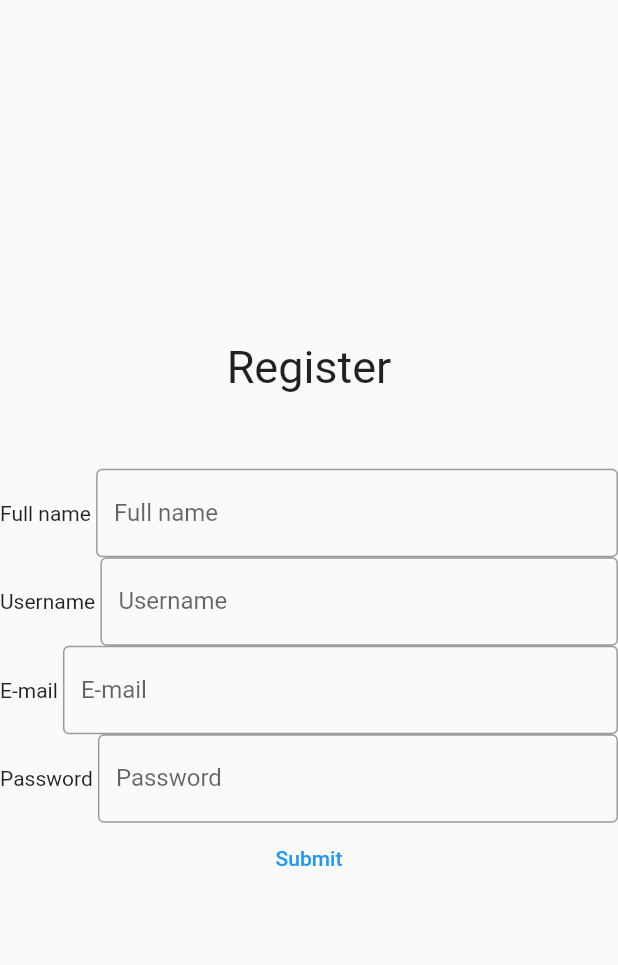
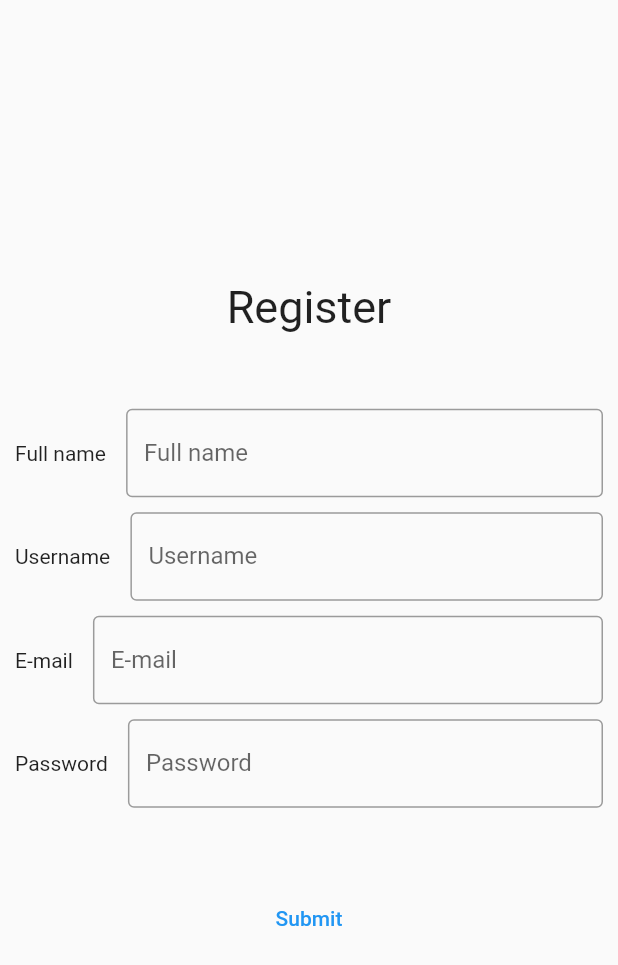
Before and after one commit to zakarias00/Temalabor, a Flutter app: the screen it shows after launch, after a tap on "Register", on a phone screen of 412 x 824 dp. Shown: the top 965 px of the screen. Run offline on Flutter 3.47's test engine with Material 2 defaults, Android fonts, the phone set to English and light mode, and no system bars; our stand-ins replace dio, percent_indicator; missing offline and left inert: dart:ffi; network calls fail.

Commit message:
admin+ sizedboxes

```diff
--- a/GetFit Flutter App/lib/adapter/UserAdapter.dart
+++ b/GetFit Flutter App/lib/adapter/UserAdapter.dart
@@ -29,8 +29,6 @@ void updateUser ( User u, int userId) async{
   final response = await Dio().put('https://getfit-application.azurewebsites.net/UserController/' + userId.toString(), data: json);
 }
 
-
-
 Future<List<User>> getUserByName(String name) async{
   User u;
   var response = await Dio().get('https://getfit-application.azurewebsites.net/UserController/' + 'name=' + name);
--- a/GetFit Flutter App/lib/main.dart
+++ b/GetFit Flutter App/lib/main.dart
@@ -1,5 +1,6 @@
 import 'package:flutter/material.dart';
 import 'package:get_fit/pages/add_activity.dart';
+import 'package:get_fit/pages/admin_screen.dart';
 import 'package:get_fit/pages/homescreen.dart';
 import 'package:get_fit/pages/login_screen.dart';
 import 'package:get_fit/pages/personal_data_screen.dart';
@@ -40,6 +41,7 @@ class ImperativeNavigationApp extends StatelessWidget {
         "/personaldatapage": (context) => const PersonalDataScreen(),
         "/homepage": (context) =>  const HomeScreen(),
         "/addactivity": (context) =>  const AddActivity(),
+        "/adminscreen": (context) => const AdminActivity(),
 
       },
     );
--- a/GetFit Flutter App/lib/pages/add_activity.dart
+++ b/GetFit Flutter App/lib/pages/add_activity.dart
@@ -102,7 +102,7 @@ class AddActivity extends StatelessWidget{
                   Random random = new Random();
                   int randomNumber = random.nextInt(100);
 
-                  Activity newac = Activity(randomNumber,0, user.Id, 0, "", 0,0);
+                  Activity newac = Activity(randomNumber,0, user.Id, 0, "2021", 0,0);
                   sports.forEach((element) {
                     if ( element.Type == selectedsport){
                       newac.SportId = element.Id;
@@ -112,9 +112,9 @@ class AddActivity extends StatelessWidget{
                   newac.Time = double.parse(timecontroller.text);
                   newac.Distance = double.parse(distancecontroller.text);
                   newActiviy(newac);
-                  print(user.Id);
+
                   //TODO activiyk lekerdezese jo legyen
-                  activities = await getActivityByUserId(user.Id);
+                  //activities = await getActivityByUserId(user.Id);
                   Navigator.of(context).pop();
                 },
                 child: const Text("Ok"),
--- a/GetFit Flutter App/lib/pages/homedata_screen.dart
+++ b/GetFit Flutter App/lib/pages/homedata_screen.dart
@@ -121,7 +121,10 @@ class _MyStatefulWidgetState extends State<MyStatefulWidget> {
         ElevatedButton(
          child: const Text("Log out"),
              onPressed: () {
-
+               Navigator.pushNamed(
+                 context,
+                 "/app",
+               );
              },
 
         ),
--- a/GetFit Flutter App/lib/pages/homescreen.dart
+++ b/GetFit Flutter App/lib/pages/homescreen.dart
@@ -4,6 +4,7 @@ import 'package:get_fit/main.dart';
 import 'package:get_fit/pages/history_screen.dart';
 import 'package:get_fit/pages/homedata_screen.dart';
 import 'package:get_fit/pages/leader_board_screen.dart';
+import 'package:get_fit/pages/login_screen.dart';
 import 'package:get_fit/pages/weekly_activities.dart';
 
 class HomeScreen extends StatelessWidget {
--- a/GetFit Flutter App/lib/pages/login_screen.dart
+++ b/GetFit Flutter App/lib/pages/login_screen.dart
@@ -33,9 +33,11 @@ class LoginScreen extends StatelessWidget {
                 const SizedBox(height: 50),
                 Row(
                     children: <Widget>[
+                      SizedBox(width: 10),
                       Text('E-mail ',
                         textAlign: TextAlign.left,
                       ),
+                      SizedBox(width: 10),
                       Flexible(
                         child: TextField(
                           controller: emailcontroller,
@@ -44,14 +46,18 @@ class LoginScreen extends StatelessWidget {
                             labelText: 'E-mail',
                           ),
                         ),
-                      )
+                      ),
+                      SizedBox(width: 10),
                     ]
                 ),
+                SizedBox(height:10),
                 Row(
                     children: <Widget>[
+                      SizedBox(width: 10),
                       Text("Password ",
                         textAlign: TextAlign.left,
                       ),
+                      SizedBox(width: 10),
                       Flexible(
                         child: TextField(
                           obscureText: true,
@@ -62,7 +68,8 @@ class LoginScreen extends StatelessWidget {
 
                           ),
                         ),
-                      )
+                      ),
+                      SizedBox(width: 10),
                     ]
                 ),
                 TextButton(
@@ -76,10 +83,17 @@ class LoginScreen extends StatelessWidget {
                      goals = await getGoalByUserId(user.Id);
 
                       print(user.Username);
-                      Navigator.pushNamed(
-                        context,
-                        "/homepage",
-                      );
+                      if( user.Email =="admin" && user.Password == "admin"){
+                        Navigator.pushNamed(
+                          context,
+                          "/adminscreen",
+                        );
+                      } else{
+                        Navigator.pushNamed(
+                          context,
+                          "/homepage",
+                        );
+                      }
                     }
                     else {
                       ScaffoldMessenger.of(context).showSnackBar(
--- a/GetFit Flutter App/lib/pages/register_screen.dart
+++ b/GetFit Flutter App/lib/pages/register_screen.dart
@@ -29,9 +29,11 @@ class RegisterScreen extends StatelessWidget{
             const SizedBox(height: 50),
             Row(
                 children: <Widget>[
+                  SizedBox(width: 10),
                   Text('Full name ',
                     textAlign: TextAlign.left,
                   ),
+                  SizedBox(width: 10),
                   Flexible(
                     child: TextField(
                       controller: fullnamecontroller,
@@ -40,15 +42,18 @@ class RegisterScreen extends StatelessWidget{
                         labelText: 'Full name',
                       ),
                     ),
-                  )
+                  ),
+                  SizedBox(width: 10),
                 ]
             ),
-
+            const SizedBox(height:  10),
             Row(
                 children:  <Widget>[
+                  SizedBox(width: 10),
                   Text("Username ",
                     textAlign: TextAlign.left,
                   ),
+                  SizedBox(width: 10),
                   Flexible(
                     child: TextField(
                       controller: usernamecontroller,
@@ -57,14 +62,18 @@ class RegisterScreen extends StatelessWidget{
                         labelText: 'Username',
                       ),
                     ),
-                  )
+                  ),
+                  SizedBox(width: 10),
                 ]
             ),
+            const SizedBox(height: 10),
             Row(
                 children:  <Widget>[
+                  SizedBox(width: 10),
                   Text("E-mail ",
                     textAlign: TextAlign.left,
                   ),
+                  SizedBox(width: 10),
                   Flexible(
                     child: TextField(
                       controller: emailcontroller,
@@ -73,14 +82,18 @@ class RegisterScreen extends StatelessWidget{
                         labelText: 'E-mail',
                       ),
                     ),
-                  )
+                  ),
+                  SizedBox(width: 10),
                 ]
             ),
+            const SizedBox(height: 10),
             Row(
                 children: <Widget>[
+                  SizedBox(width: 10),
                   Text("Password ",
                     textAlign: TextAlign.left,
                   ),
+                  SizedBox(width: 10),
                   Flexible(
                     child: TextField(
                       obscureText: true,
@@ -90,9 +103,11 @@ class RegisterScreen extends StatelessWidget{
                         labelText: 'Password',
                       ),
                     ),
-                  )
+                  ),
+                  SizedBox(width: 10),
                 ]
             ),
+            const SizedBox(height: 50),
             TextButton(
               child: const Text("Submit"),
               onPressed: () {
```
Also changed, not shown: GetFit Flutter App/lib/pages/admin_screen.dart (added, +80 -0 lines), GetFit Flutter App/lib/pages/personal_data_screen.dart (+11 -2 lines), 10 other files.
